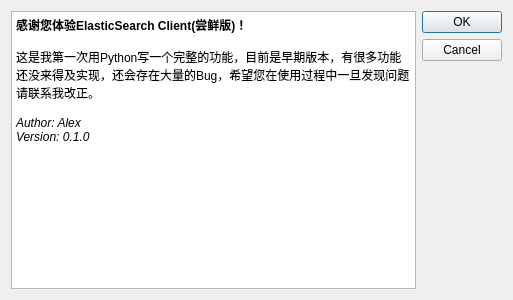
This is ui/ui_about_dlg.ui in dexter9000/GenieReed as Qt 5 draws it before an edit. The edited form follows.
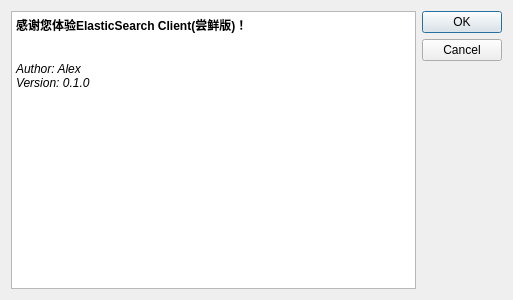
This is the edited form.

The edit to the form file:
```diff
--- a/ui/ui_about_dlg.ui
+++ b/ui/ui_about_dlg.ui
@@ -29,7 +29,6 @@
 &lt;/style&gt;&lt;/head&gt;&lt;body style=&quot; font-family:'SimSun'; font-size:9pt; font-weight:400; font-style:normal;&quot;&gt;
 &lt;p style=&quot; margin-top:0px; margin-bottom:0px; margin-left:0px; margin-right:0px; -qt-block-indent:0; text-indent:0px;&quot;&gt;&lt;span style=&quot; font-weight:600;&quot;&gt;感谢您体验ElasticSearch Client(尝鲜版)！&lt;/span&gt;&lt;/p&gt;
 &lt;p style=&quot;-qt-paragraph-type:empty; margin-top:0px; margin-bottom:0px; margin-left:0px; margin-right:0px; -qt-block-indent:0; text-indent:0px;&quot;&gt;&lt;br /&gt;&lt;/p&gt;
-&lt;p style=&quot; margin-top:0px; margin-bottom:0px; margin-left:0px; margin-right:0px; -qt-block-indent:0; text-indent:0px;&quot;&gt;这是我第一次用Python写一个完整的功能，目前是早期版本，有很多功能还没来得及实现，还会存在大量的Bug，希望您在使用过程中一旦发现问题请联系我改正。&lt;/p&gt;
 &lt;p style=&quot;-qt-paragraph-type:empty; margin-top:0px; margin-bottom:0px; margin-left:0px; margin-right:0px; -qt-block-indent:0; text-indent:0px;&quot;&gt;&lt;br /&gt;&lt;/p&gt;
 &lt;p style=&quot; margin-top:0px; margin-bottom:0px; margin-left:0px; margin-right:0px; -qt-block-indent:0; text-indent:0px;&quot;&gt;&lt;span style=&quot; font-style:italic;&quot;&gt;Author: Alex&lt;/span&gt;&lt;/p&gt;
 &lt;p style=&quot; margin-top:0px; margin-bottom:0px; margin-left:0px; margin-right:0px; -qt-block-indent:0; text-indent:0px;&quot;&gt;&lt;span style=&quot; font-style:italic;&quot;&gt;Version: 0.1.0&lt;/span&gt;&lt;/p&gt;&lt;/body&gt;&lt;/html&gt;</string>
```
